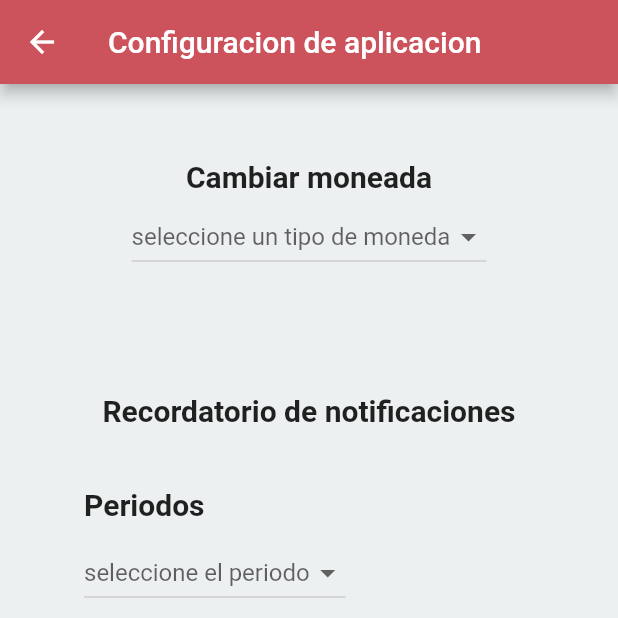
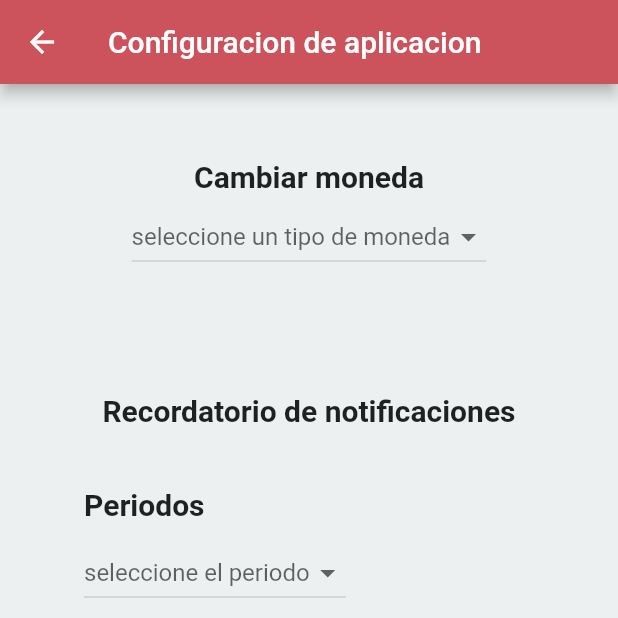
Before and after one commit to CARDONALUIS/AppFinanzasPersonales, a Flutter app: the ConfiPerfilPantalla screen opened directly, on a phone screen of 412 x 824 dp, the top half of it. Run offline on Flutter 3.47's test engine with Material 2 defaults, Android fonts, the light colour scheme and no system bars; Roboto replaces fonts that are missing (Georgia, Hind).

Commit message:
Cambio ortografico
Cambio ortografico

```diff
--- a/appfinanzaspersonales/lib/Configuracion.dart
+++ b/appfinanzaspersonales/lib/Configuracion.dart
@@ -31,7 +31,7 @@ class ConfiPerfilPantalla extends StatelessWidget {
           children: <Widget>[
             SizedBox(height: 50),
             Text(
-              'Cambiar moneada',
+              'Cambiar moneda',
               textAlign: TextAlign.left,
               style: const TextStyle(fontWeight: FontWeight.bold, fontSize: 20),
             ),
```
